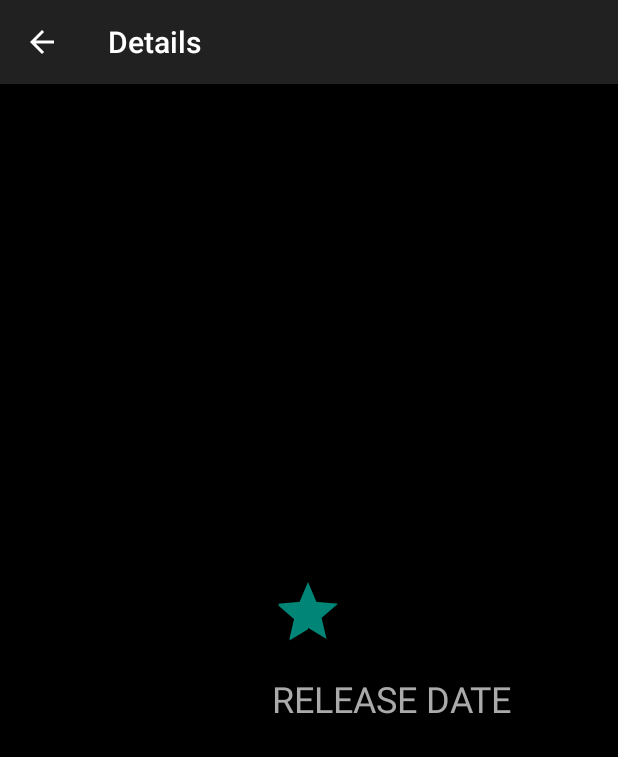
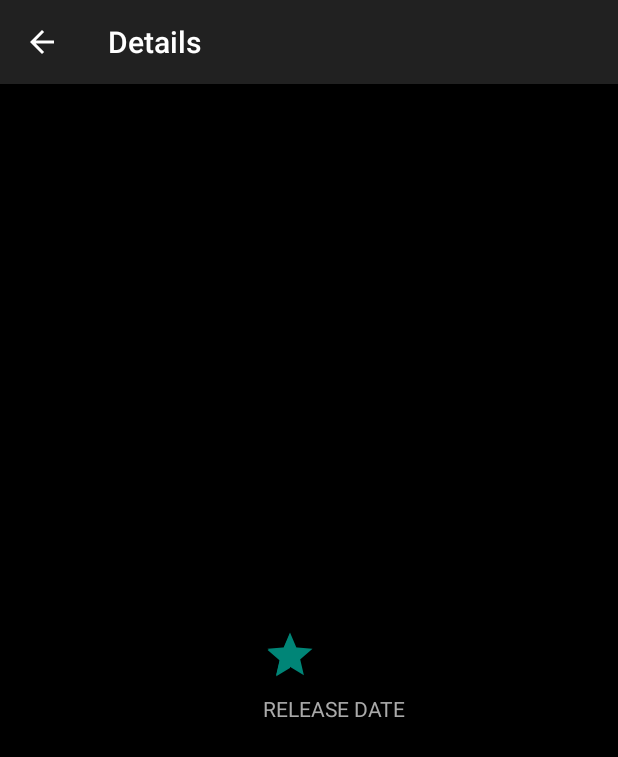
Before and after one commit to NishaShinde/UdacityAndroidProjects, an Android app: the DetailsActivity screen opened directly, with no data from a screen before it, on a phone screen of 412 x 824 dp. Shown: the top 757 px of the screen. Run offline under Robolectric (Android 15) with nearby library versions, the phone set to English and light mode, and no system bars; our stand-ins replace Picasso, data binding; network calls fail; pictures from the network do not load.

Commit message:
Visual Polish - Details Activity UI Enhancements

```diff
--- a/app/src/main/java/com/example/android/popularmoviesapp/Utils/SettingsFragment.java
+++ b/app/src/main/java/com/example/android/popularmoviesapp/SettingsFragment.java
@@ -1,4 +1,4 @@
-package com.example.android.popularmoviesapp.Utils;
+package com.example.android.popularmoviesapp;
 
 import android.content.SharedPreferences;
 import android.os.Bundle;
--- a/app/src/main/java/com/example/android/popularmoviesapp/Utils/NetworkUtils.java
+++ b/app/src/main/java/com/example/android/popularmoviesapp/Utils/NetworkUtils.java
@@ -30,7 +30,7 @@ public final class NetworkUtils {
 
     private static final String IMAGE_BASE_URL = "http://image.tmdb.org/t/p/";
     private static final String POSTER_IMAGE_SIZE  = "w185";
-    private static final String BACKDROP_IMAGE_SIZE="w342";
+    private static final String BACKDROP_IMAGE_SIZE="w500";
 
     private NetworkUtils(){}
 
--- a/app/src/main/res/layout/activity_details.xml
+++ b/app/src/main/res/layout/activity_details.xml
@@ -17,7 +17,7 @@
                 android:id="@+id/backdropImageView"
                 android:layout_width="0dp"
                 android:layout_height="250dp"
-                android:scaleType="centerCrop"
+                android:scaleType="fitXY"
                 android:adjustViewBounds="true"
                 app:layout_constraintTop_toTopOf="parent"
                 app:layout_constraintLeft_toLeftOf="parent"
@@ -26,7 +26,7 @@
             <ImageView
                 android:id="@+id/posterImageView"
                 android:layout_width="150dp"
-                android:layout_height="wrap_content"
+                android:layout_height="0dp"
                 android:scaleType="fitXY"
                 android:adjustViewBounds="true"
                 android:layout_marginLeft="8dp"
@@ -41,7 +41,7 @@
                 android:layout_height="wrap_content"
                 tools:text="Wonder Woman (2017)"
                 android:textColor="@android:color/white"
-                android:textAppearance="@style/TextAppearance.AppCompat.Headline"
+                android:textAppearance="?android:textAppearanceLarge"
                 android:textStyle="bold"
                 app:layout_constraintLeft_toLeftOf="parent"
                 android:layout_marginTop="8dp"
@@ -58,8 +58,7 @@
                 tools:text="@string/wonder_woman_overview"
                 app:layout_constraintLeft_toLeftOf="@+id/movieNameTextView"
                 android:layout_marginTop="8dp"
-                android:textSize="15sp"
-                android:textAppearance="@style/TextAppearance.AppCompat.Body1"
+                android:textAppearance="?android:textAppearance"
                 app:layout_constraintTop_toBottomOf="@+id/movieNameTextView" />
 
             <RatingBar
@@ -68,14 +67,14 @@
                 android:layout_height="wrap_content"
                 android:numStars="1"
                 android:rating="1"
-                style="@style/Widget.AppCompat.RatingBar"
+                style="@style/Widget.AppCompat.RatingBar.Indicator"
                 app:layout_constraintRight_toRightOf="parent"
                 app:layout_constraintLeft_toRightOf="@+id/posterImageView"
                 android:layout_marginLeft="8dp"
-                android:layout_marginTop="8dp"
-                app:layout_constraintTop_toBottomOf="@+id/movieOverviewTextView"
-                app:layout_constraintHorizontal_bias="0.076"
-                android:layout_marginStart="8dp" />
+                app:layout_constraintTop_toTopOf="@+id/posterImageView"
+                android:layout_marginBottom="8dp"
+                app:layout_constraintHorizontal_bias="0.043"
+                android:layout_marginTop="32dp" />
 
             <TextView
                 android:id="@+id/movieRatingTextView"
@@ -83,7 +82,7 @@
                 android:layout_height="wrap_content"
                 tools:text="@string/wonder_woman_rating"
                 android:textColor="@android:color/white"
-                android:textSize="20sp"
+                android:textAppearance="?android:textAppearanceMedium"
                 app:layout_constraintLeft_toRightOf="@+id/movieRatingBar"
                 android:layout_marginLeft="8dp"
                 app:layout_constraintTop_toTopOf="@+id/movieRatingBar"
@@ -98,8 +97,8 @@
                 android:layout_height="wrap_content"
                 tools:text="@string/wonder_woman_release_date"
                 android:textColor="@android:color/white"
-                android:textSize="18sp"
                 android:layout_marginTop="8dp"
+                android:textAppearance="?android:textAppearanceMedium"
                 app:layout_constraintTop_toBottomOf="@+id/releaseDateLabel"
                 app:layout_constraintLeft_toLeftOf="@+id/releaseDateLabel" />
 
@@ -109,7 +108,7 @@
                 android:layout_height="wrap_content"
                 android:text="@string/release_date_label"
                 android:textAllCaps="true"
-                android:textAppearance="@style/TextAppearance.AppCompat.Headline"
+                android:textAppearance="?android:textAppearance"
                 android:textColor="@android:color/darker_gray"
                 app:layout_constraintLeft_toLeftOf="@+id/movieRatingBar"
                 android:layout_marginTop="8dp"
--- a/app/src/main/res/layout/activity_settings.xml
+++ b/app/src/main/res/layout/activity_settings.xml
@@ -4,5 +4,5 @@
     android:layout_width="match_parent"
     android:layout_height="match_parent"
     android:id="@+id/action_settings"
-    android:name="com.example.android.popularmoviesapp.Utils.SettingsFragment">
+    android:name="com.example.android.popularmoviesapp.SettingsFragment">
 </fragment>
```
